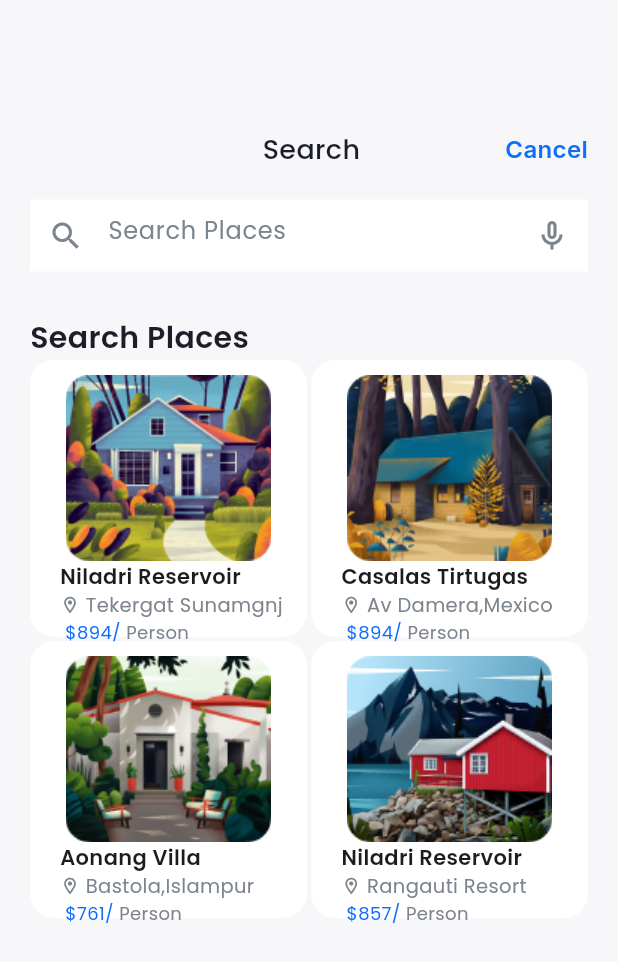
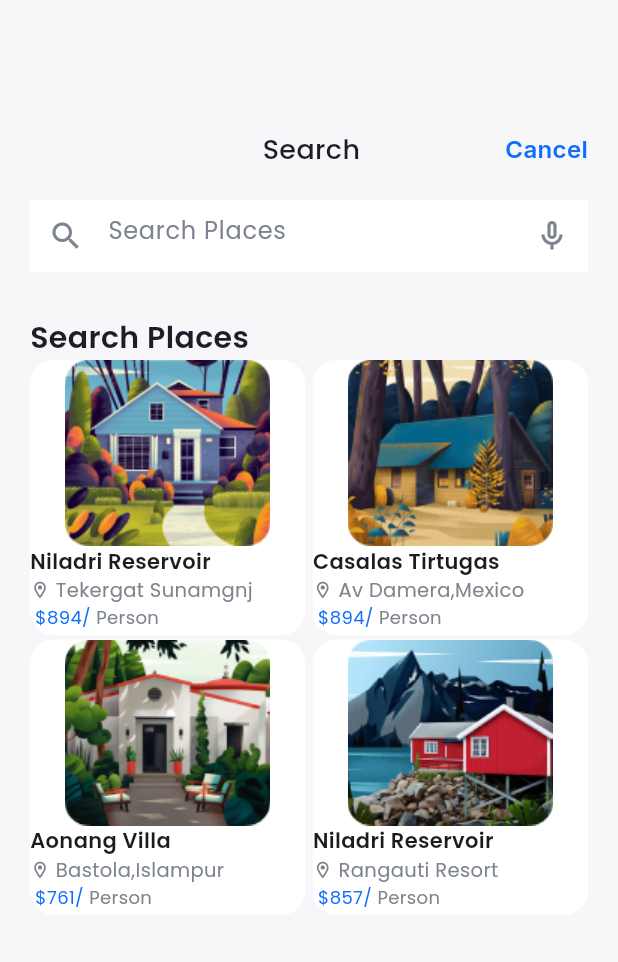
Before and after one commit to Vinay1513/Travel_app, a Flutter app: the Search_Page screen opened directly, on a phone screen of 412 x 824 dp. Shown: the top 962 px of the screen. Run offline on Flutter 3.47's test engine with Material 3 defaults, Android fonts, the phone set to English and light mode, and no system bars; our stand-ins replace google_fonts, smooth_page_indicator, table_calendar.

Commit message:
first commit

```diff
--- a/travel_app/lib/main.dart
+++ b/travel_app/lib/main.dart
@@ -1,5 +1,7 @@
 import 'package:flutter/material.dart';
+//import 'package:travel_app/searchscreen.dart';
 import 'package:travel_app/splashscreen.dart';
+//import 'package:travel_app/splashscreen.dart';
 
 void main() {
   runApp(const MyApp());
@@ -11,7 +13,8 @@ class MyApp extends StatelessWidget {
   @override
   Widget build(BuildContext context) {
     return const MaterialApp(
-      title: 'Flutter Demo',
+      debugShowCheckedModeBanner: false,
+      title: 'Travel App',
       home: SplashScreen(),
     );
   }
--- a/travel_app/lib/searchscreen.dart
+++ b/travel_app/lib/searchscreen.dart
@@ -76,16 +76,13 @@ class _Search_PageState extends State<Search_Page> {
             Expanded(
               child: GridView(
                 gridDelegate: const SliverGridDelegateWithFixedCrossAxisCount(
-                    crossAxisCount: 2, crossAxisSpacing: 3, mainAxisSpacing: 3),
+                    crossAxisCount: 2, crossAxisSpacing: 5, mainAxisSpacing: 3),
                 children: [
                   Container(
                     decoration: BoxDecoration(
                       borderRadius: BorderRadius.circular(16),
                       color: const Color.fromRGBO(255, 255, 255, 1),
                     ),
-                    child: Padding(
-                      padding: const EdgeInsets.only(
-                          top: 10, left: 20, right: 20, bottom: 10),
                     child: Column(
                       crossAxisAlignment: CrossAxisAlignment.start,
                       children: [
@@ -138,15 +135,11 @@ class _Search_PageState extends State<Search_Page> {
                       ],
                     ),
                   ),
-                  ),
                   Container(
                     decoration: BoxDecoration(
                       borderRadius: BorderRadius.circular(16),
                       color: const Color.fromRGBO(255, 255, 255, 1),
                     ),
-                    child: Padding(
-                      padding:
-                          const EdgeInsets.only(top: 10, left: 20, right: 20),
                     child: Column(
                       crossAxisAlignment: CrossAxisAlignment.start,
                       children: [
@@ -205,21 +198,17 @@ class _Search_PageState extends State<Search_Page> {
                       ],
                     ),
                   ),
-                  ),
                   Container(
                     decoration: BoxDecoration(
                       borderRadius: BorderRadius.circular(16),
                       color: const Color.fromRGBO(255, 255, 255, 1),
                     ),
-                    child: Padding(
-                      padding:
-                          const EdgeInsets.only(top: 10, left: 20, right: 20),
                     child: Column(
                       crossAxisAlignment: CrossAxisAlignment.start,
                       children: [
                         Center(
-                              child: Image.asset(
-                                  "assets/images/Group 96 (2).png")),
+                            child:
+                                Image.asset("assets/images/Group 96 (2).png")),
                         Text(
                           "Aonang Villa",
                           style: GoogleFonts.poppins(
@@ -267,21 +256,17 @@ class _Search_PageState extends State<Search_Page> {
                       ],
                     ),
                   ),
-                  ),
                   Container(
                     decoration: BoxDecoration(
                       borderRadius: BorderRadius.circular(16),
                       color: const Color.fromRGBO(255, 255, 255, 1),
                     ),
-                    child: Padding(
-                      padding:
-                          const EdgeInsets.only(top: 10, left: 20, right: 20),
                     child: Column(
                       crossAxisAlignment: CrossAxisAlignment.start,
                       children: [
                         Center(
-                              child: Image.asset(
-                                  "assets/images/Group 96 (3).png")),
+                            child:
+                                Image.asset("assets/images/Group 96 (3).png")),
                         Text(
                           "Niladri Reservoir",
                           style: GoogleFonts.poppins(
@@ -329,7 +314,6 @@ class _Search_PageState extends State<Search_Page> {
                       ],
                     ),
                   ),
-                  ),
                 ],
               ),
             ),
```
Lines whose indentation alone changed are shown as unchanged.
